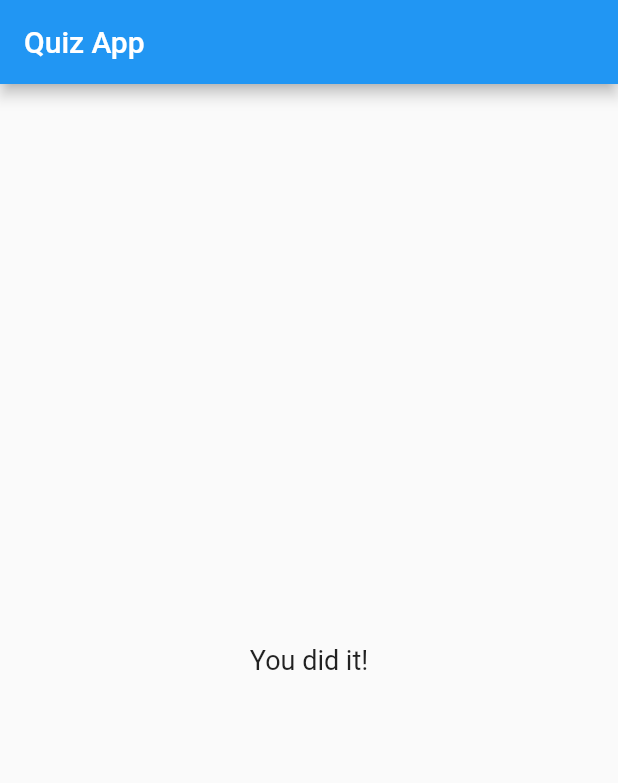
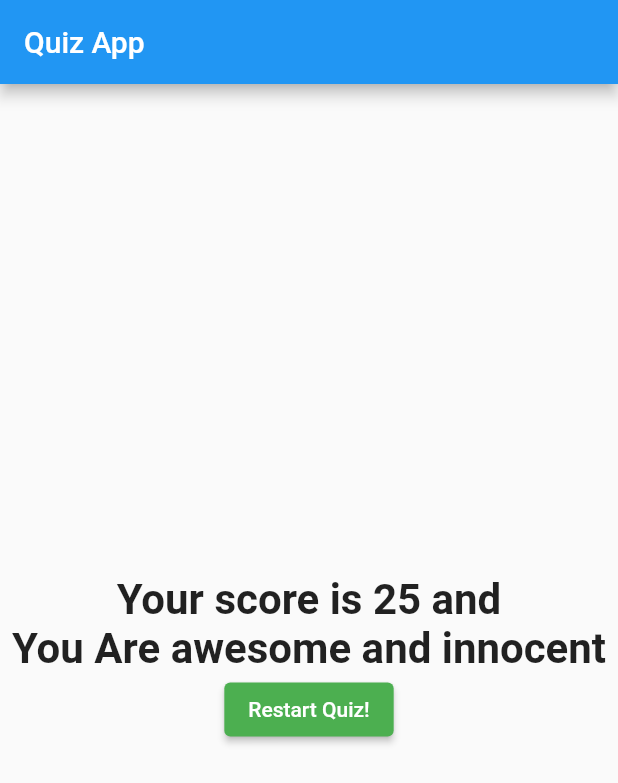
Before and after one commit to baralisachin10/quiz-app, a Flutter app: the screen it shows after launch, after a tap on "Black", after a tap on "Dog", after a tap on "Burger", on a phone screen of 412 x 824 dp. Shown: the top 783 px of the screen. Run offline on Flutter 3.47's test engine with Material 2 defaults, Android fonts, the phone set to English and light mode, and no system bars.

Commit message:
quiz app

```diff
--- a/lib/answer.dart
+++ b/lib/answer.dart
@@ -3,7 +3,8 @@ import 'package:flutter/material.dart';
 class Answer extends StatelessWidget {
   final VoidCallback selectAnswer;
   final String answerText;
-  const Answer(this.selectAnswer, this.answerText ,{super.key});
+
+  const Answer(this.selectAnswer, this.answerText, {super.key});
 
   @override
   Widget build(BuildContext context) {
--- a/lib/main.dart
+++ b/lib/main.dart
@@ -1,6 +1,6 @@
 import 'package:flutter/material.dart';
-import './questions.dart';
-import './answer.dart';
+import './result.dart';
+import './quiz.dart';
 
 void main() {
   runApp(MyApp());
@@ -14,32 +14,51 @@ class MyApp extends StatefulWidget {
 }
 
 class _MyAppState extends State<MyApp> {
-  final questions = const [
+  final _questions = const [
     {
       'question': 'What\'s your favourite color?',
-      'answer': ['Black', 'Red', 'Green', 'Yellow']
+      'answer': [
+        {'text': 'Black', 'score': 10},
+        {'text': 'Red', 'score': 5},
+        {'text': 'Green', 'score': 2},
+        {'text': 'Yellow', 'score': 1}
+      ]
     },
     {
       'question': 'What\'s your favourite animal',
-      'answer': ['Rabbit', 'Dog', 'Cow', 'Cat']
+      'answer': [
+        {'text': 'Rabbit', 'score': 3},
+        {'text': 'Dog', 'score': 5},
+        {'text': 'Cat', 'score': 1},
+        {'text': 'Cow', 'score': 10}
+      ]
     },
     {
       'question': 'What\'s your favourite fast food?',
-      'answer': ['Burger', 'pizza', 'MOMO', 'Chowmin']
+      'answer': [
+        {'text': 'Burger', 'score': 10},
+        {'text': 'Pizza', 'score': 9},
+        {'text': 'MO:MO', 'score': 5},
+        {'text': 'Chowmin', 'score': 2}
+      ]
     },
   ];
   var _questionIndex = 0;
+  var _totalScore = 0;
 
-  void _answerQuestion() {
+  void _resetQuiz() {
+    setState(() {
+      _questionIndex = 0;
+      _totalScore = 0;
+    });
+  }
+
+  void _answerQuestion(int score) {
+    _totalScore += score;
+
     setState(() {
       _questionIndex = _questionIndex + 1;
     });
-
-    if (_questionIndex < questions.length) {
-      print("we have more questions!");
-    }
-
-    // print(_questionIndex);
   }
 
   // MyAppState({super.key});
@@ -52,21 +71,13 @@ class _MyAppState extends State<MyApp> {
         appBar: AppBar(
           title: Text('Quiz App'),
         ),
-        body: _questionIndex < questions.length
-            ? Column(
-                children: [
-                  Questions('${questions[_questionIndex]['question']}'),
-                  ...(questions[_questionIndex]['answer'] as List<String>)
-                      .map((answer) {
-                    return Answer(_answerQuestion, answer);
-                  }).toList()
-                ],
+        body: _questionIndex < _questions.length
+            ? Quiz(
+                answerQuestion: _answerQuestion,
+                questions: _questions,
+                questionIndex: _questionIndex,
               )
-            : Center(
-                child: Text(
-                'You did it!',
-                style: TextStyle(fontSize: 18),
-              )),
+            : Result(_totalScore, _resetQuiz),
       ),
     );
   }
--- /dev/null
+++ b/lib/quiz.dart
@@ -0,0 +1,27 @@
+import 'package:flutter/material.dart';
+import './questions.dart';
+import './answer.dart';
+
+class Quiz extends StatelessWidget {
+  final List<Map<String, Object>> questions;
+  final Function answerQuestion;
+  final int questionIndex;
+  const Quiz(
+      {super.key,
+      required this.questions,
+      required this.answerQuestion,
+      required this.questionIndex});
+
+  @override
+  Widget build(BuildContext context) {
+    return Column(
+      children: [
+        Questions(questions[questionIndex]['question'] as String),
+        ...(questions[questionIndex]['answer'] as List<Map<String, Object>>)
+            .map((answer) {
+          return Answer(() => answerQuestion(answer['score']), answer['text'] as String);
+        }).toList()
+      ],
+    );
+  }
+}
--- /dev/null
+++ b/lib/result.dart
@@ -0,0 +1,49 @@
+import 'package:flutter/material.dart';
+
+class Result extends StatelessWidget {
+  final int totalScore;
+  final VoidCallback resetQuiz;
+
+  const Result(this.totalScore, this.resetQuiz, {super.key});
+
+  String? get resultPharse {
+    String resultText;
+    if (totalScore >= 20) {
+      resultText = 'You Are awesome and innocent';
+    } else if (totalScore >= 14 && totalScore < 20) {
+      resultText = 'You are pretty likeable';
+    } else if (totalScore >= 8 && totalScore < 14) {
+      resultText = 'You are ... strange';
+    } else {
+      resultText = 'You are bad';
+    }
+    return resultText;
+  }
+
+  @override
+  Widget build(BuildContext context) {
+    return Center(
+        child: Column(
+      mainAxisAlignment: MainAxisAlignment.center,
+      children: [
+        Text(
+          'Your score is $totalScore and',
+          style: TextStyle(fontSize: 28, fontWeight: FontWeight.bold),
+          textAlign: TextAlign.center,
+        ),
+        Text(
+          resultPharse!,
+          style: TextStyle(fontSize: 28, fontWeight: FontWeight.bold),
+          textAlign: TextAlign.center,
+        ),
+        ElevatedButton(
+            onPressed: resetQuiz,
+            child: Text('Restart Quiz!'),
+            style: ElevatedButton.styleFrom(
+              backgroundColor: Colors.green,
+              foregroundColor: Colors.white,
+            ))
+      ],
+    ));
+  }
+}
```
